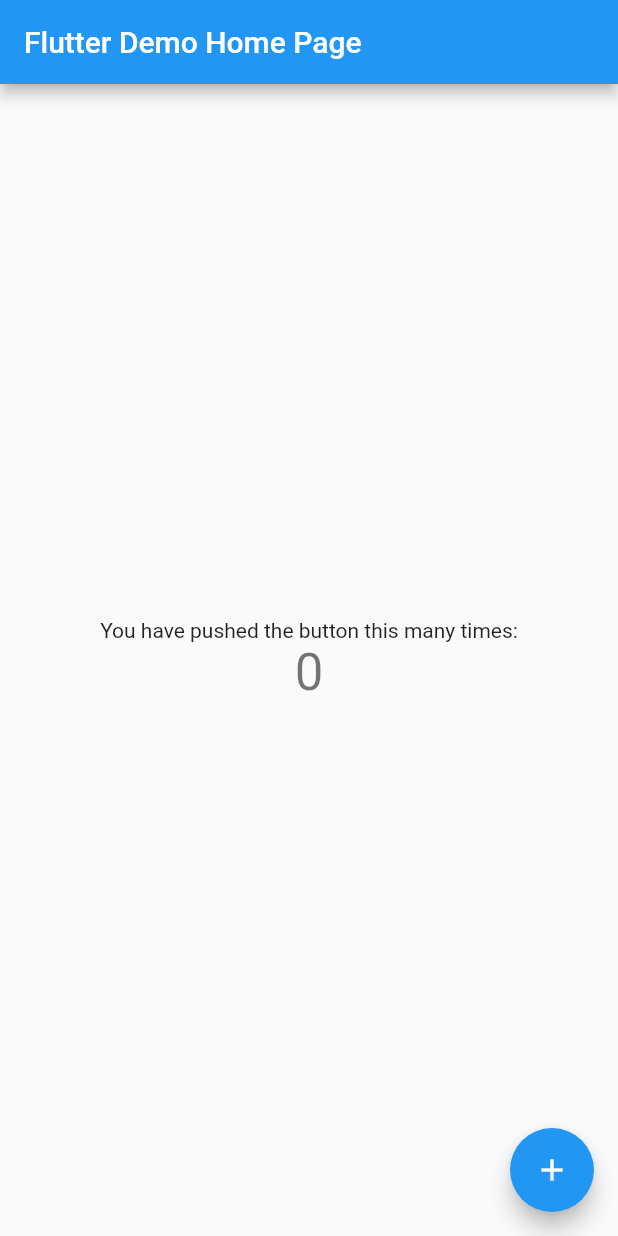
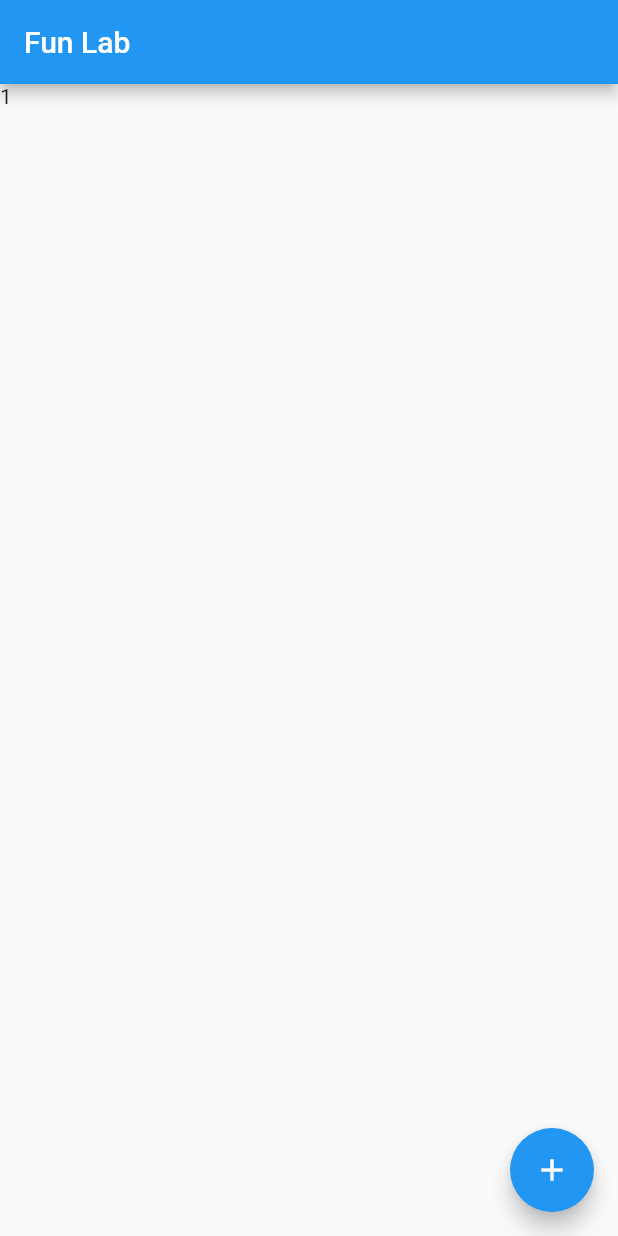
Before and after one commit to aristeidys/FunLab, a Flutter app: the screen it shows after launch, on a phone screen of 412 x 824 dp. Run offline on Flutter 3.47's test engine with Material 2 defaults, Android fonts, the phone set to English and light mode, and no system bars; our stand-ins replace flutter_redux, redux; missing offline and left inert: redux_logging.

```diff
--- /dev/null
+++ b/lib/actions/counter_actions.dart
@@ -0,0 +1,3 @@
+class NextQuestionAction {}
+
+class PreviousQuestionAction {}
--- a/lib/main.dart
+++ b/lib/main.dart
@@ -1,111 +1,34 @@
+// main.dart
 import 'package:flutter/material.dart';
+import 'package:funlab/models/app_state.dart';
+import 'package:funlab/pages/home_page.dart';
+import 'package:redux/redux.dart';                              // new
+import 'package:flutter_redux/flutter_redux.dart';              // new
+import 'package:redux_logging/redux_logging.dart';
+import 'package:funlab/reducers/app_reducer.dart';
 
-void main() => runApp(MyApp());
+void main() => runApp(MainApp());
 
-class MyApp extends StatelessWidget {
-  // This widget is the root of your application.
+class MainApp extends StatelessWidget {
+  final String title = 'Fun Lab';
+    //
+    // Store is just a class that holds your apps State tree.
+    // AppState is something that we will (but haven't yet) established
+  final store = Store<AppState>(                            // new
+    appReducer,                                                 // new
+    initialState: AppState(),                               // new
+    middleware: [LoggingMiddleware.printer()],
+  );
+
   @override
   Widget build(BuildContext context) {
-    return MaterialApp(
-      title: 'Flutter Demo',
-      theme: ThemeData(
-        // This is the theme of your application.
-        //
-        // Try running your application with "flutter run". You'll see the
-        // application has a blue toolbar. Then, without quitting the app, try
-        // changing the primarySwatch below to Colors.green and then invoke
-        // "hot reload" (press "r" in the console where you ran "flutter run",
-        // or simply save your changes to "hot reload" in a Flutter IDE).
-        // Notice that the counter didn't reset back to zero; the application
-        // is not restarted.
-        primarySwatch: Colors.blue,
+    // Wrap your MaterialApp in a StoreProvider
+    return StoreProvider(                                   // new
+      store: store,                                             // new
+      child: MaterialApp(
+          title: title,
+          home: HomePage(title),
       ),
-      home: MyHomePage(title: 'Flutter Demo Home Page'),
     );
   }
 }
-
-class MyHomePage extends StatefulWidget {
-  MyHomePage({Key key, this.title}) : super(key: key);
-
-  // This widget is the home page of your application. It is stateful, meaning
-  // that it has a State object (defined below) that contains fields that affect
-  // how it looks.
-
-  // This class is the configuration for the state. It holds the values (in this
-  // case the title) provided by the parent (in this case the App widget) and
-  // used by the build method of the State. Fields in a Widget subclass are
-  // always marked "final".
-
-  final String title;
-
-  @override
-  _MyHomePageState createState() => _MyHomePageState();
-}
-
-class _MyHomePageState extends State<MyHomePage> {
-  int _counter = 0;
-
-  void _incrementCounter() {
-    setState(() {
-      // This call to setState tells the Flutter framework that something has
-      // changed in this State, which causes it to rerun the build method below
-      // so that the display can reflect the updated values. If we changed
-      // _counter without calling setState(), then the build method would not be
-      // called again, and so nothing would appear to happen.
-      _counter++;
-    });
-  }
-
-  @override
-  Widget build(BuildContext context) {
-    // This method is rerun every time setState is called, for instance as done
-    // by the _incrementCounter method above.
-    //
-    // The Flutter framework has been optimized to make rerunning build methods
-    // fast, so that you can just rebuild anything that needs updating rather
-    // than having to individually change instances of widgets.
-    return Scaffold(
-      appBar: AppBar(
-        // Here we take the value from the MyHomePage object that was created by
-        // the App.build method, and use it to set our appbar title.
-        title: Text(widget.title),
-      ),
-      body: Center(
-        // Center is a layout widget. It takes a single child and positions it
-        // in the middle of the parent.
-        child: Column(
-          // Column is also layout widget. It takes a list of children and
-          // arranges them vertically. By default, it sizes itself to fit its
-          // children horizontally, and tries to be as tall as its parent.
-          //
-          // Invoke "debug painting" (press "p" in the console, choose the
-          // "Toggle Debug Paint" action from the Flutter Inspector in Android
-          // Studio, or the "Toggle Debug Paint" command in Visual Studio Code)
-          // to see the wireframe for each widget.
-          //
-          // Column has various properties to control how it sizes itself and
-          // how it positions its children. Here we use mainAxisAlignment to
-          // center the children vertically; the main axis here is the vertical
-          // axis because Columns are vertical (the cross axis would be
-          // horizontal).
-          mainAxisAlignment: MainAxisAlignment.center,
-          children: <Widget>[
-            Text(
-              'You have pushed the button this many times:',
-            ),
-            Text(
-              '$_counter',
-              style: Theme.of(context).textTheme.display1,
-            ),
-          ],
-        ),
-      ),
-      floatingActionButton: FloatingActionButton(
-        onPressed: _incrementCounter,
-        tooltip: 'Increment',
-        child: Icon(Icons.add),
-      ), // This trailing comma makes auto-formatting nicer for build methods.
-    );
-  }
-}
--- /dev/null
+++ b/lib/models/app_state.dart
@@ -0,0 +1,19 @@
+// models/app_state.dart
+class AppState {
+  final int questionIndex;
+  final int totalQuestions;
+
+  AppState({this.questionIndex = 1, this.totalQuestions = 1});
+
+	AppState copyWith({int questionIndex, bool totalQuestions}) {
+		return AppState(
+			questionIndex: questionIndex ?? this.questionIndex,
+			totalQuestions: totalQuestions ?? this.totalQuestions
+		);
+	}
+
+	@override
+	String toString() {
+		return 'AppState{current Question: $questionIndex, of total: $totalQuestions}';
+	}
+}
--- /dev/null
+++ b/lib/pages/home_page.dart
@@ -0,0 +1,42 @@
+// pages/home_page.dart
+import 'package:flutter/material.dart';
+import 'package:flutter_redux/flutter_redux.dart';
+import 'package:funlab/models/app_state.dart';
+
+class HomePage extends StatelessWidget {
+  final String title;
+
+  HomePage(this.title);
+
+  @override
+  Widget build(BuildContext context) {
+    return Scaffold(
+      // AppBar class takes a Widget for title, not a string
+      // In order to get it to display our title, pass it a Text widget
+      appBar: AppBar(
+        title: Text(this.title), // new
+      ),
+      body: Container(child: CustomText(),),
+      // FloatingActionButton is literally a button that floats above
+      // all other page content.
+      floatingActionButton: FloatingActionButton(
+        // Pass it a callback to execute when tapped
+        onPressed: () => print('PRESSED!'), // new
+        // Pass it children to render in the button
+        child: Icon(Icons.add), // new
+      ),
+    );
+  }
+}
+
+class CustomText extends StatelessWidget {
+  @override
+  Widget build(BuildContext context) {
+    return StoreConnector<AppState, int>(
+      converter: (store) => store.state.questionIndex,
+      builder: (context, index) {
+        return Text(index.toString());
+      },
+    );
+  }
+}
--- a/pubspec.yaml
+++ b/pubspec.yaml
@@ -19,15 +19,16 @@ environment:
 dependencies:
   flutter:
     sdk: flutter
-
   # The following adds the Cupertino Icons font to your application.
   # Use with the CupertinoIcons class for iOS style icons.
   cupertino_icons: ^0.1.2
+  redux: "3.0.0"
+  flutter_redux: "0.5.3"
+  redux_logging: "0.3.0"
 
 dev_dependencies:
   flutter_test:
     sdk: flutter
-
 
 # For information on the generic Dart part of this file, see the
 # following page: https://www.dartlang.org/tools/pub/pubspec
```
Also changed, not shown: lib/reducers/app_reducer.dart (added, +9 -0 lines), lib/reducers/counter_reducer.dart (added, +13 -0 lines), pubspec.lock, 1 other file.
